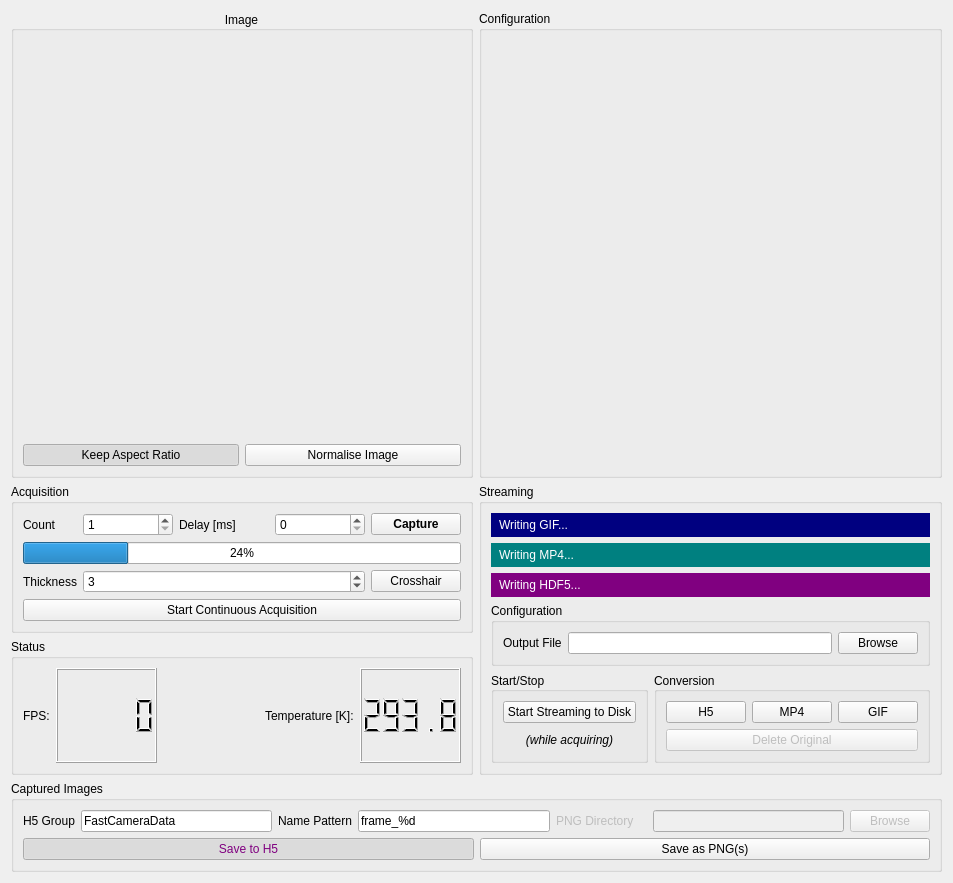
This is nplab/instrument/camera/fastcamera/resources/fcgui.ui in wdeacon/PyOpenLab as Qt 5 draws it before an edit. The edited form follows.
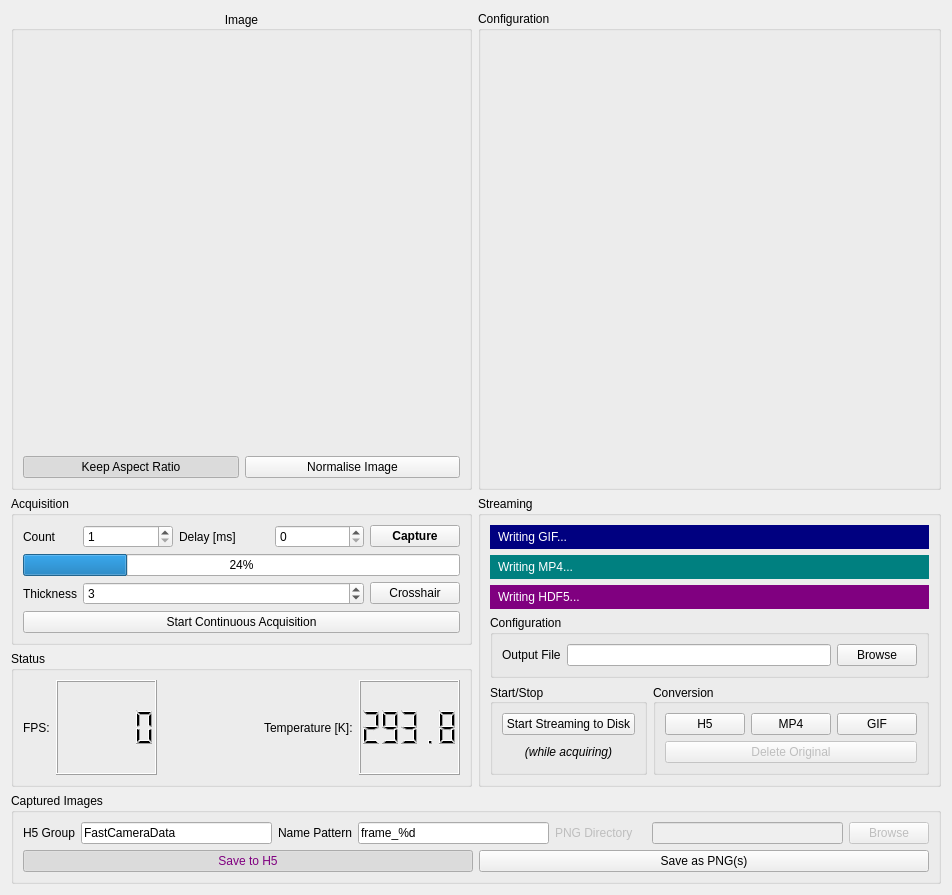
This is the edited form.

Diff of the .ui file:
```diff
--- a/nplab/instrument/camera/fastcamera/resources/fcgui.ui
+++ b/nplab/instrument/camera/fastcamera/resources/fcgui.ui
@@ -6,8 +6,8 @@
    <rect>
     <x>0</x>
     <y>0</y>
-    <width>953</width>
-    <height>883</height>
+    <width>952</width>
+    <height>895</height>
    </rect>
   </property>
   <property name="sizePolicy">
```
Left out of the diff: 344 changed lines with no effect on the pictures.
